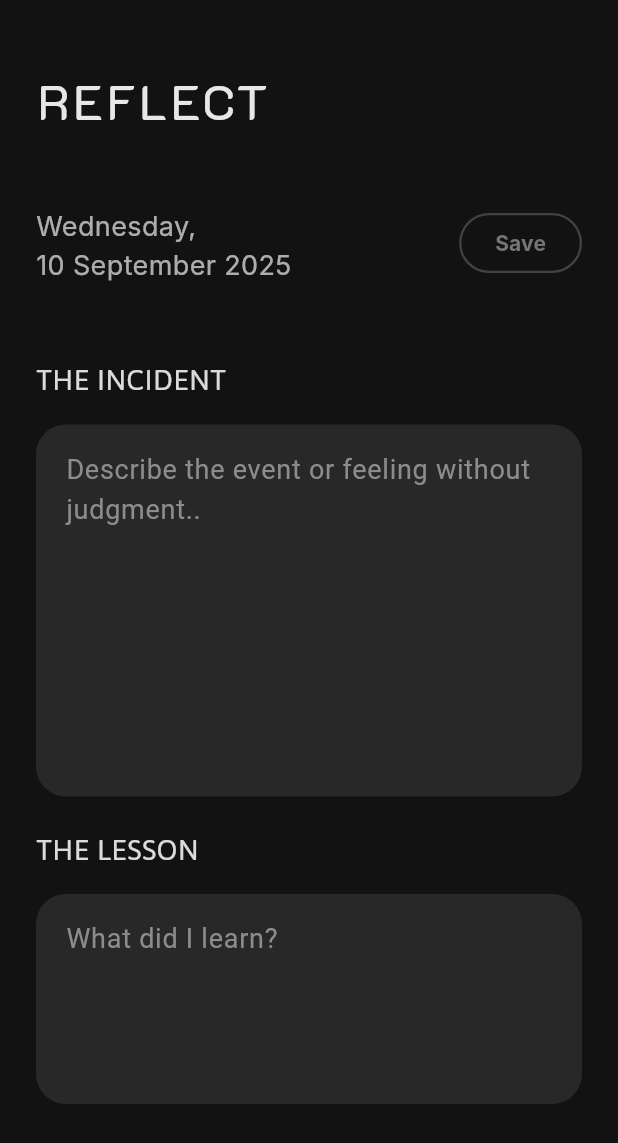
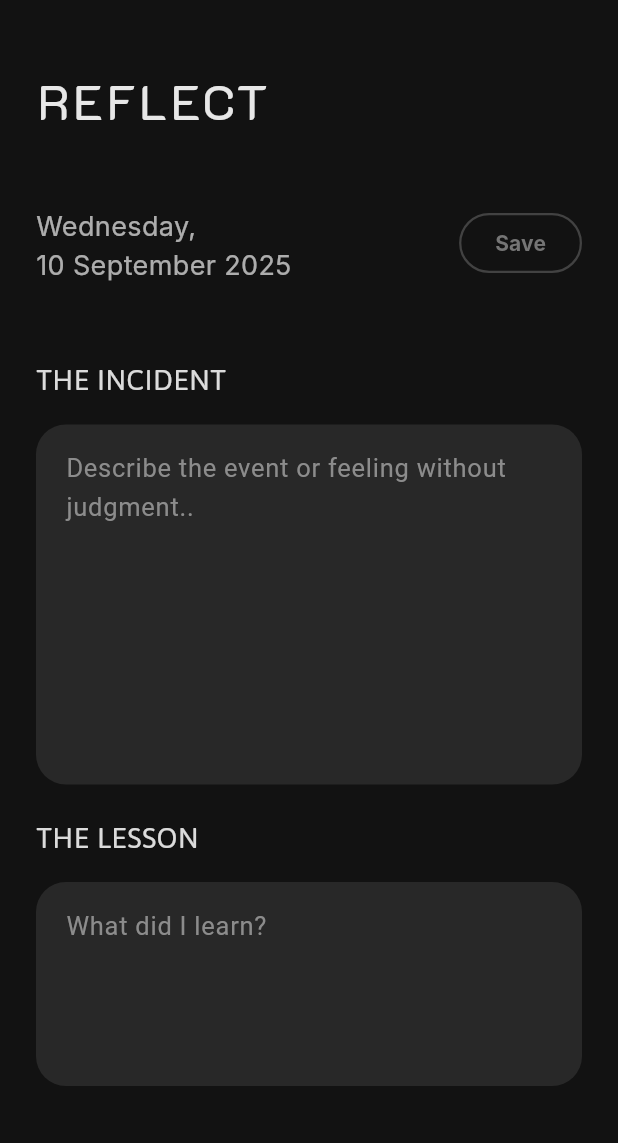
Before and after one commit to AQueMark/flutter_app_1, a Flutter app: the ReflectScreen widget shown alone on an empty page, opened directly, on a phone screen of 412 x 824 dp. Shown: the top 1143 px of the screen. Run offline on Flutter 3.47's test engine with Material 3 defaults, Android fonts, the phone set to English and light mode, and no system bars; our stand-ins replace flutter_svg, sqflite, table_calendar; accounts and stored records are empty; Roboto replaces fonts that are missing (Inter, Jomolhari).

```diff
--- a/lib/screens/reflect_screen.dart
+++ b/lib/screens/reflect_screen.dart
@@ -1,7 +1,7 @@
 import 'package:flutter/material.dart';
 import 'package:intl/intl.dart';
 import 'package:flutter_app_1/utils/database_helper.dart';
-import 'package:flutter_app_1/main.dart'; // Import added here
+import 'package:flutter_app_1/main.dart';
 
 class ReflectScreen extends StatefulWidget {
   final DateTime? date;
@@ -76,7 +76,7 @@ class _ReflectScreenState extends State<ReflectScreen> {
   }
 
   void _updateSaveButtonState() {
-    final bool isNotEmpty = _incidentController.text.isNotEmpty && _lessonController.text.isNotEmpty;
+    final bool isNotEmpty = _incidentController.text.trim().isNotEmpty && _lessonController.text.trim().isNotEmpty;
     final bool hasChanged = _incidentController.text != _initialIncidentText ||
                            _lessonController.text != _initialLessonText;
 
@@ -165,11 +165,7 @@ class _ReflectScreenState extends State<ReflectScreen> {
                   ),
                   Row(
                     children: [
-                      if (_existingLesson != null)
-                        IconButton(
-                          icon: Icon(Icons.delete_outline, color: Colors.grey[600]),
-                          onPressed: _deleteLesson,
-                        ),
+                      // SAVE BUTTON IS NOW FIRST
                       OutlinedButton(
                         onPressed: _isSaveButtonEnabled ? _saveLesson : null,
                         style: OutlinedButton.styleFrom(
@@ -192,6 +188,14 @@ class _ReflectScreenState extends State<ReflectScreen> {
                           ),
                         ),
                       ),
+                      // DELETE BUTTON IS NOW SECOND
+                      if (_existingLesson != null)
+                        const SizedBox(width: 8),
+                      if (_existingLesson != null)
+                        IconButton(
+                          icon: Icon(Icons.delete_outline, color: Colors.grey[600]),
+                          onPressed: _deleteLesson,
+                        ),
                     ],
                   ),
                 ],
@@ -209,18 +213,18 @@ class _ReflectScreenState extends State<ReflectScreen> {
               const SizedBox(height: 14),
               TextField(
                 controller: _incidentController,
-                 maxLines: 8,
+                maxLines: 8,
                 style: const TextStyle(
-                  color: Color(0xBFAEAEAEA),
+                  color: Color(0xBFAEAEAE),
                   fontFamily: 'Jomolhari',
-                  fontSize: 18,
+                  fontSize: 17,
                 ),
                 decoration: InputDecoration(
                   hintText: 'Describe the event or feeling without judgment..',
                   hintStyle: const TextStyle(
                     color: Color(0xBFAEAEAE),
                     fontFamily: 'Jomolhari',
-                    fontSize: 18,
+                    fontSize: 17,
                   ),
                   filled: true,
                   fillColor: const Color(0xFF282828),
@@ -246,16 +250,16 @@ class _ReflectScreenState extends State<ReflectScreen> {
                 controller: _lessonController,
                 maxLines: 4,
                 style: const TextStyle(
-                  color: Color(0xBFAEAEAEA),
+                  color: Color(0xBFAEAEAE),
                   fontFamily: 'Jomolhari',
-                  fontSize: 18,
+                  fontSize: 17,
                 ),
                 decoration: InputDecoration(
                   hintText: 'What did I learn?',
                   hintStyle: const TextStyle(
                     color: Color(0xBFAEAEAE),
                     fontFamily: 'Jomolhari',
-                    fontSize: 18,
+                    fontSize: 17,
                   ),
                   filled: true,
                   fillColor: const Color(0xFF282828),
```
Also changed, not shown: lib/screens/lessons_screen.dart (+30 -32 lines).
